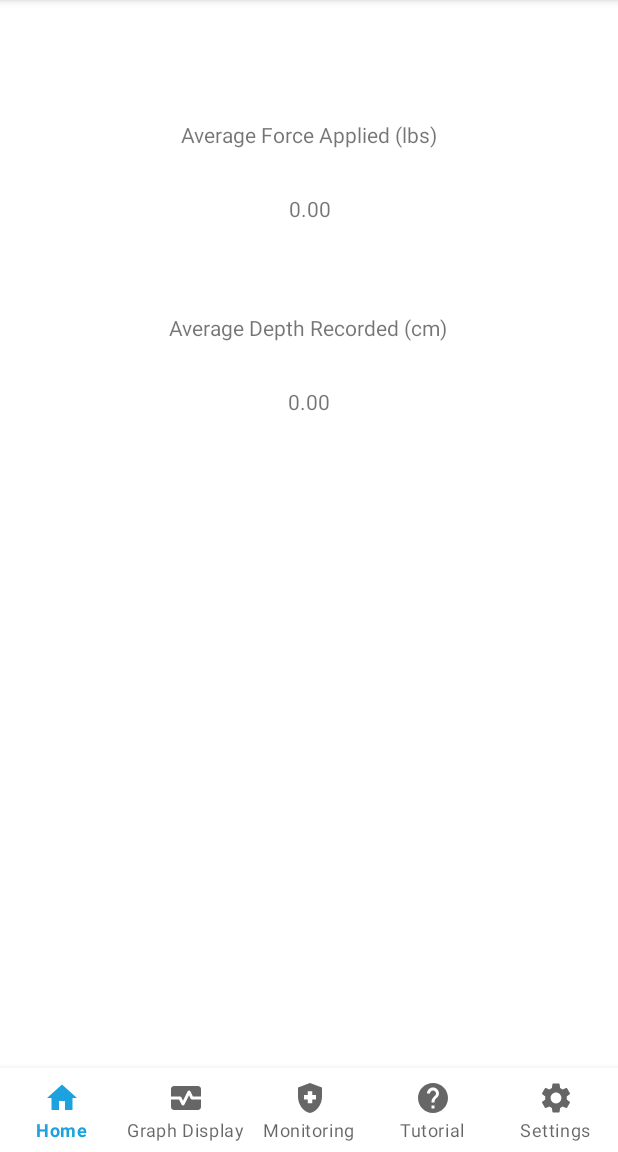
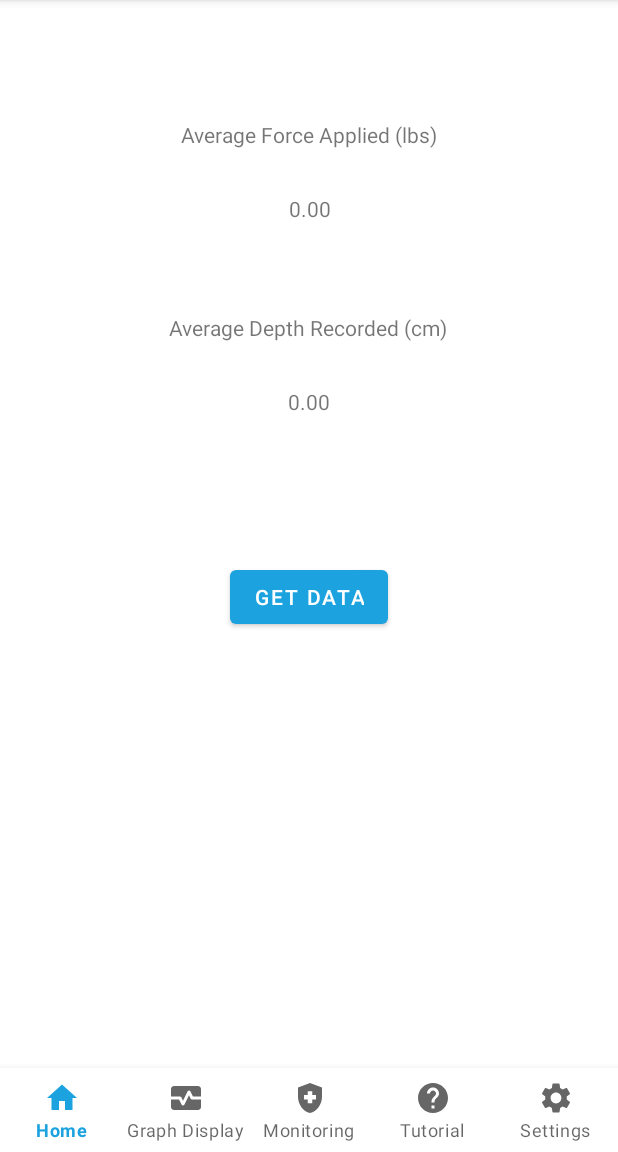
Before and after one commit to harri012/CPRFeedbackApp, an Android app: the screen it shows after launch (MainActivity), on a phone screen of 412 x 824 dp, the part 84-1236 px from its top. Run offline under Robolectric (Android 15) with nearby library versions, the phone set to English and light mode, and no system bars.

Commit message:
Added get data button, programmed getinputdata function

```diff
--- a/app/src/main/java/com/example/cprfeedbackapp/BluetoothServiceManager.java
+++ b/app/src/main/java/com/example/cprfeedbackapp/BluetoothServiceManager.java
@@ -164,6 +164,9 @@ public class BluetoothServiceManager {
 
     //Input Stream of Bluetooth Data
     public String getInputData(){
+
+        ConnectedThread connectedThread = new ConnectedThread(btSocket);
+        connectedThread.run();
         return "";
     }
 
@@ -299,7 +302,11 @@ public class BluetoothServiceManager {
                     // Send the obtained bytes to the UI activity.
                     Message readMsg = handler.obtainMessage(MessageConstants.MESSAGE_READ, numBytes, -1, mmBuffer);
                     readMsg.sendToTarget();
-                } catch (IOException e) {
+                    final String string = new String(mmBuffer,"UTF-8");
+                    Log.i("Bt Service Manager",string);
+
+                }
+                catch (IOException e) {
                     Log.d(TAG, "Input stream was disconnected", e);
                     break;
                 }
@@ -312,18 +319,16 @@ public class BluetoothServiceManager {
                 mmOutStream.write(bytes);
 
                 // Share the sent message with the UI activity.
-                Message writtenMsg = handler.obtainMessage(
-                        MessageConstants.MESSAGE_WRITE, -1, -1, mmBuffer);
+                Message writtenMsg = handler.obtainMessage(MessageConstants.MESSAGE_WRITE, -1, -1, mmBuffer);
                 writtenMsg.sendToTarget();
-            } catch (IOException e) {
+            }
+            catch (IOException e) {
                 Log.e(TAG, "Error occurred when sending data", e);
 
                 // Send a failure message back to the activity.
-                Message writeErrorMsg =
-                        handler.obtainMessage(MessageConstants.MESSAGE_TOAST);
+                Message writeErrorMsg = handler.obtainMessage(MessageConstants.MESSAGE_TOAST);
                 Bundle bundle = new Bundle();
-                bundle.putString("toast",
-                        "Couldn't send data to the other device");
+                bundle.putString("toast", "Couldn't send data to the other device");
                 writeErrorMsg.setData(bundle);
                 handler.sendMessage(writeErrorMsg);
             }
--- a/app/src/main/java/com/example/cprfeedbackapp/HomeFragment.java
+++ b/app/src/main/java/com/example/cprfeedbackapp/HomeFragment.java
@@ -1,5 +1,6 @@
 package com.example.cprfeedbackapp;
 
+import android.content.DialogInterface;
 import android.os.Bundle;
 
 import androidx.fragment.app.Fragment;
@@ -7,6 +8,7 @@ import androidx.fragment.app.Fragment;
 import android.view.LayoutInflater;
 import android.view.View;
 import android.view.ViewGroup;
+import android.widget.Button;
 
 /**
  * A simple {@link Fragment} subclass.
@@ -23,6 +25,8 @@ public class HomeFragment extends Fragment {
     // TODO: Rename and change types of parameters
     private String mParam1;
     private String mParam2;
+
+    protected Button buttonGetData;
 
     public HomeFragment() {
         // Required empty public constructor
@@ -55,10 +59,28 @@ public class HomeFragment extends Fragment {
         }
     }
 
+
     @Override
-    public View onCreateView(LayoutInflater inflater, ViewGroup container,
-                             Bundle savedInstanceState) {
+    public View onCreateView(LayoutInflater inflater, ViewGroup container, Bundle savedInstanceState) {
+
+        View fragmentView = inflater.inflate(R.layout.fragment_home, container, false);
+
+        buttonGetData = fragmentView.findViewById(R.id.buttonDisplayData);
+        buttonGetData.setOnClickListener(new View.OnClickListener() {
+            @Override
+            public void onClick(View v) {
+                BluetoothServiceManager bt = new BluetoothServiceManager(HomeFragment.this.getContext(), HomeFragment.this.getActivity());
+                if(bt.checkBluetoothEnabled())
+                {
+                    bt.getInputData();
+                }
+
+            }
+        });
+
+
+
         // Inflate the layout for this fragment
-        return inflater.inflate(R.layout.fragment_home, container, false);
+        return fragmentView;
     }
 }
--- a/app/src/main/java/com/example/cprfeedbackapp/MainActivity.java
+++ b/app/src/main/java/com/example/cprfeedbackapp/MainActivity.java
@@ -18,6 +18,32 @@ public class MainActivity extends AppCompatActivity {
     protected void onCreate(Bundle savedInstanceState) {
         super.onCreate(savedInstanceState);
 
+        setupUI();
+
+        //Checks for bluetooth status
+        BluetoothServiceManager bt = new BluetoothServiceManager(this, this);
+        bt.checkBluetoothEnabled();
+    }
+
+
+    @Override
+    protected void onResume() {
+        super.onResume();
+    }
+
+
+    private void switchFragmentView (Fragment fragment)
+    {
+        FragmentManager fragmentManager = getSupportFragmentManager();
+        FragmentTransaction fragmentTransaction = fragmentManager.beginTransaction();
+        fragmentTransaction.replace(R.id.frame_layout, fragment);
+        fragmentTransaction.commit();
+
+    }
+
+
+    private void setupUI()
+    {
         binding = ActivityMainBinding.inflate(getLayoutInflater());
         setContentView(binding.getRoot());
 
@@ -50,27 +76,5 @@ public class MainActivity extends AppCompatActivity {
 
             return true;
         });
-
-
-        BluetoothServiceManager bt = new BluetoothServiceManager(this, this);
-        bt.checkBluetoothEnabled();
-    }
-
-
-    @Override
-    protected void onResume() {
-        super.onResume();
-
-
-    }
-
-
-    private void switchFragmentView (Fragment fragment)
-    {
-        FragmentManager fragmentManager = getSupportFragmentManager();
-        FragmentTransaction fragmentTransaction = fragmentManager.beginTransaction();
-        fragmentTransaction.replace(R.id.frame_layout, fragment);
-        fragmentTransaction.commit();
-
     }
 }
--- a/app/src/main/res/layout/fragment_home.xml
+++ b/app/src/main/res/layout/fragment_home.xml
@@ -57,4 +57,16 @@
         app:layout_constraintHorizontal_bias="0.501"
         app:layout_constraintStart_toStartOf="parent"
         app:layout_constraintTop_toBottomOf="@+id/textView" />
+
+    <Button
+        android:id="@+id/buttonDisplayData"
+        android:layout_width="wrap_content"
+        android:layout_height="wrap_content"
+        android:layout_marginTop="50dp"
+        android:layout_marginBottom="300dp"
+        android:text="Get Data"
+        app:layout_constraintBottom_toBottomOf="@+id/textView5"
+        app:layout_constraintEnd_toEndOf="parent"
+        app:layout_constraintStart_toStartOf="parent"
+        app:layout_constraintTop_toBottomOf="@+id/textView2" />
 </androidx.constraintlayout.widget.ConstraintLayout>
```
